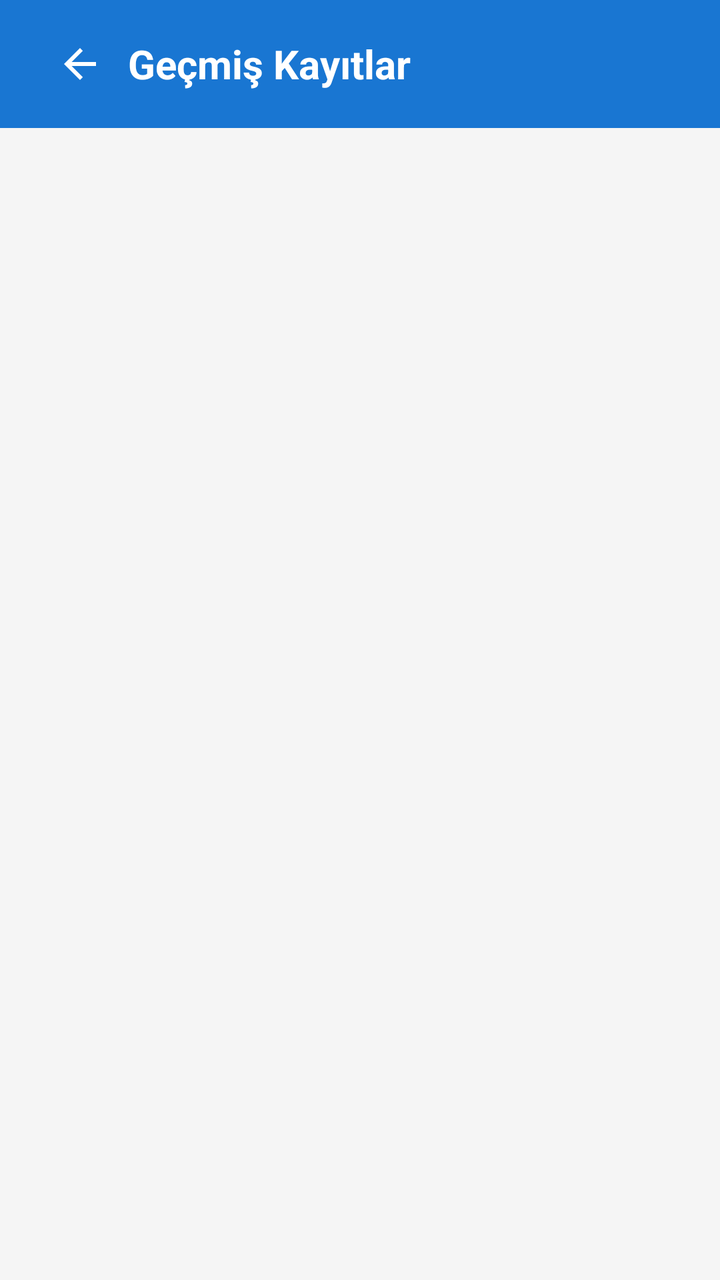
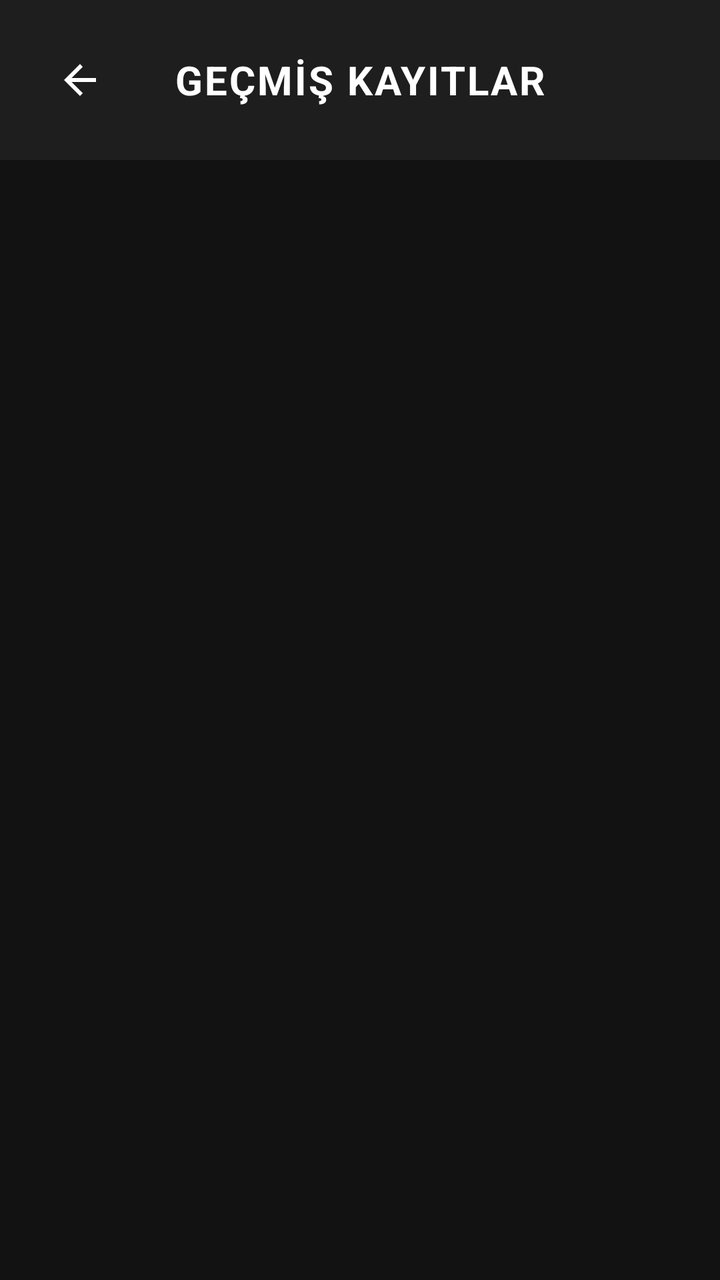

Compare the two renders of this Android layout. The source of the first and the diff that turns it into the second are given below.
<!-- AndroidManifest.xml: application theme Theme.DepremBitirmeProjesi -->
<!-- res/layout/activity_report_history.xml -->
<?xml version="1.0" encoding="utf-8"?>
<LinearLayout xmlns:android="http://schemas.android.com/apk/res/android"
    android:layout_width="match_parent"
    android:layout_height="match_parent"
    android:orientation="vertical"
    android:background="#F5F5F5">

    <androidx.appcompat.widget.Toolbar
        android:id="@+id/toolbarHistory"
        android:layout_width="match_parent"
        android:layout_height="?attr/actionBarSize"
        android:background="#1976D2"
        android:elevation="4dp">

        <ImageButton
            android:id="@+id/btnBackHistory"
            android:layout_width="48dp"
            android:layout_height="48dp"
            android:background="?attr/selectableItemBackgroundBorderless"
            android:src="@drawable/ic_back"
            android:contentDescription="Geri"
            android:tint="#FFFFFF" />

        <TextView
            android:layout_width="wrap_content"
            android:layout_height="wrap_content"
            android:layout_marginStart="16dp"
            android:text="Geçmiş Kayıtlar"
            android:textColor="#FFFFFF"
            android:textSize="20sp"
            android:textStyle="bold" />
    </androidx.appcompat.widget.Toolbar>

    <androidx.recyclerview.widget.RecyclerView
        android:id="@+id/recyclerViewHistory"
        android:layout_width="match_parent"
        android:layout_height="match_parent"
        android:padding="8dp"
        android:clipToPadding="false"/>

</LinearLayout>
<!-- resources referenced by this layout -->
<resources>
  <!-- drawable ic_back (drawable) -->
  <vector xmlns:android="http://schemas.android.com/apk/res/android"
      android:width="24dp"
      android:height="24dp"
      android:viewportWidth="24"
      android:viewportHeight="24">
    <path
        android:fillColor="#FF000000"
        android:pathData="M20,11H7.83l5.59,-5.59L12,4l-8,8 8,8 1.41,-1.41L7.83,13H20v-2z"/>
  </vector>
  <style name="Theme.DepremBitirmeProjesi" parent="Base.Theme.DepremBitirmeProjesi" />
  <style name="Base.Theme.DepremBitirmeProjesi" parent="Theme.Material3.DayNight.NoActionBar">
          
      </style>
</resources>

<!-- the commit's change to res/layout/activity_report_history.xml (unified diff, before → after) -->
@@ -1,41 +1,49 @@
 <?xml version="1.0" encoding="utf-8"?>
 <LinearLayout xmlns:android="http://schemas.android.com/apk/res/android"
+    xmlns:app="http://schemas.android.com/apk/res-auto"
     android:layout_width="match_parent"
     android:layout_height="match_parent"
     android:orientation="vertical"
-    android:background="#F5F5F5">
+    android:background="#121212"
+    android:fitsSystemWindows="true">
 
-    <androidx.appcompat.widget.Toolbar
-        android:id="@+id/toolbarHistory"
+    
+    <RelativeLayout
+        android:id="@+id/header"
         android:layout_width="match_parent"
-        android:layout_height="?attr/actionBarSize"
-        android:background="#1976D2"
-        android:elevation="4dp">
+        android:layout_height="wrap_content"
+        android:padding="16dp"
+        android:background="#1E1E1E">
 
         <ImageButton
             android:id="@+id/btnBackHistory"
             android:layout_width="48dp"
             android:layout_height="48dp"
+            android:layout_alignParentStart="true"
+            android:layout_centerVertical="true"
             android:background="?attr/selectableItemBackgroundBorderless"
-            android:src="@drawable/ic_back"
             android:contentDescription="Geri"
-            android:tint="#FFFFFF" />
+            android:src="?attr/homeAsUpIndicator"
+            app:tint="#FFFFFF" />
 
         <TextView
             android:layout_width="wrap_content"
             android:layout_height="wrap_content"
-            android:layout_marginStart="16dp"
-            android:text="Geçmiş Kayıtlar"
+            android:layout_centerInParent="true"
+            android:text="GEÇMİŞ KAYITLAR"
             android:textColor="#FFFFFF"
             android:textSize="20sp"
-            android:textStyle="bold" />
-    </androidx.appcompat.widget.Toolbar>
+            android:textStyle="bold"
+            android:letterSpacing="0.05"/>
+    </RelativeLayout>
 
     <androidx.recyclerview.widget.RecyclerView
         android:id="@+id/recyclerViewHistory"
         android:layout_width="match_parent"
         android:layout_height="match_parent"
-        android:padding="8dp"
-        android:clipToPadding="false"/>
+        android:paddingHorizontal="12dp"
+        android:paddingTop="12dp"
+        android:clipToPadding="false"
+        android:scrollbarStyle="outsideOverlay"/>
 
 </LinearLayout>
<!-- resource entries referenced after the edit -->
@@ -1,15 +1,5 @@
 <!-- resources referenced by this layout -->
 <resources>
-  <!-- drawable ic_back (drawable) -->
-  <vector xmlns:android="http://schemas.android.com/apk/res/android"
-      android:width="24dp"
-      android:height="24dp"
-      android:viewportWidth="24"
-      android:viewportHeight="24">
-    <path
-        android:fillColor="#FF000000"
-        android:pathData="M20,11H7.83l5.59,-5.59L12,4l-8,8 8,8 1.41,-1.41L7.83,13H20v-2z"/>
-  </vector>
   <style name="Theme.DepremBitirmeProjesi" parent="Base.Theme.DepremBitirmeProjesi" />
   <style name="Base.Theme.DepremBitirmeProjesi" parent="Theme.Material3.DayNight.NoActionBar">
           
